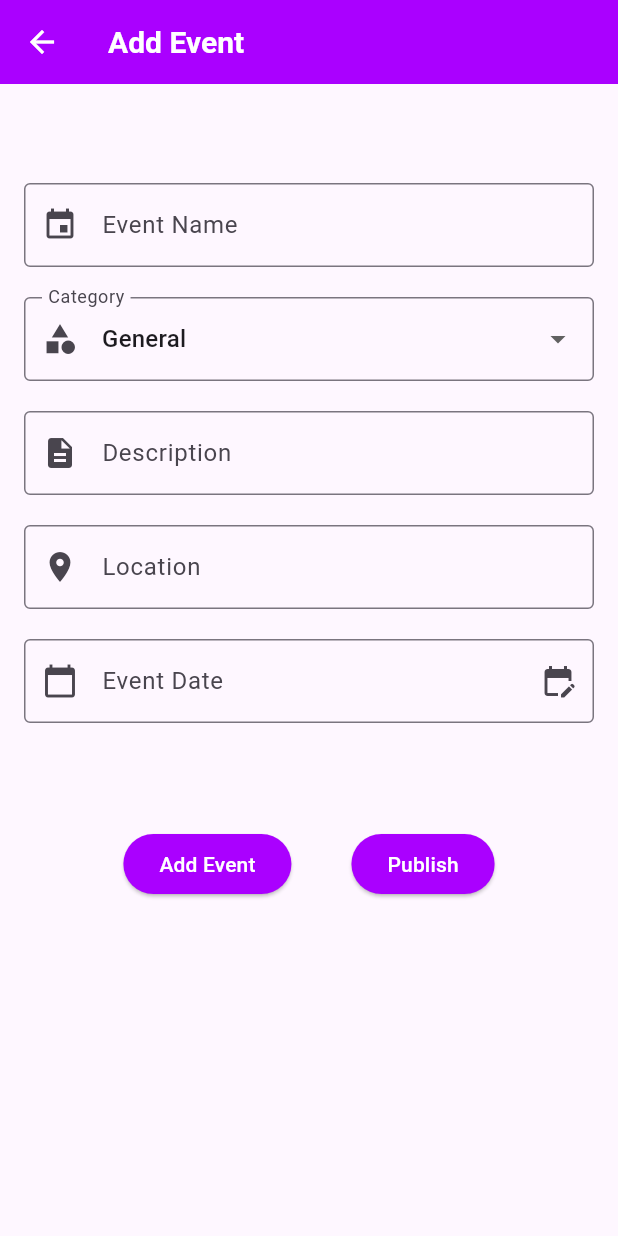
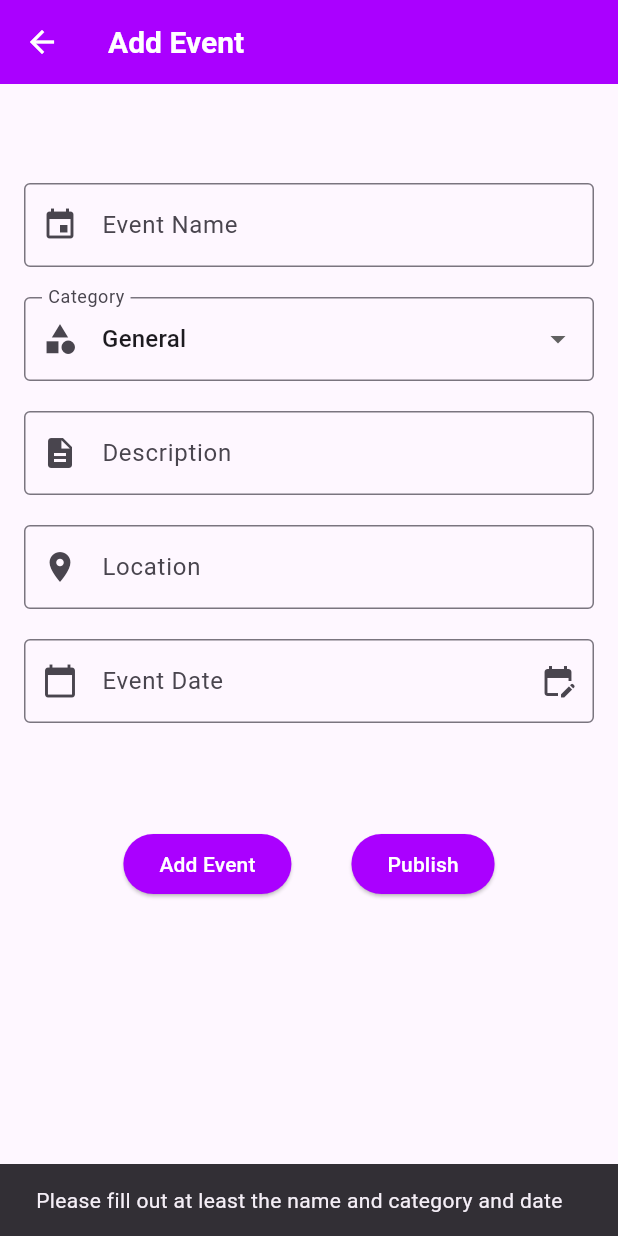
Before and after one commit to ShadyGirgis79/Hedieaty-Mobile-App, a Flutter app: the AddEventPage screen opened directly, after a tap on "Publish", on a phone screen of 412 x 824 dp. Run offline on Flutter 3.47's test engine with Material 3 defaults, Android fonts, the phone set to English and light mode, and no system bars; our stand-ins replace connectivity_plus, firebase_auth, firebase_core, firebase_database, firebase_storage, image_picker and 1 more; accounts and stored records are empty.

Commit message:
Events are stored in Local Database and Firebase and have the option to be published

```diff
--- a/lib/Controller/AddEventController.dart
+++ b/lib/Controller/AddEventController.dart
@@ -6,7 +6,7 @@ import 'package:hedieaty/Model/Event_Model.dart';
 
 class AddEventController{
 
-  late final Event eventModel;
+  final Event eventModel = Event(name: '', category: '', date: '');
   final DatabaseReference databaseRef = FirebaseDatabase.instance.ref();
   final String currentUserID = FirebaseAuth.instance.currentUser!.uid;
 
@@ -41,7 +41,10 @@ class AddEventController{
         status: status,
         location: location,
         description: description,
+        publish: 0,
       );
+
+      await addEventsFirebase();
 
       if (response > 0) {
         return null; // Successfully added
@@ -55,4 +58,81 @@ class AddEventController{
     }
   }
 
+  Future<String?> addEventPublic({
+    required String name,
+    String category = "General",
+    String description = "",
+    String location = "",
+    required String date,
+    required String status,
+  }) async {
+    if (name.isEmpty || date.isEmpty) {
+      return "Please fill out at least the name and category and date";
+    }
+    try {
+      // Create the Event object
+      Event newEvent = Event(
+        name: name,
+        category: category,
+        date: date,
+        status: status,
+        location: location,
+        description: description,
+      );
+
+      // Insert event into local database
+      int response = await newEvent.insertEvent(
+        UserId: currentUserID.hashCode,
+        name: name,
+        category: category,
+        date: date,
+        status: status,
+        location: location,
+        description: description,
+        publish: 1,
+      );
+
+      await addEventsFirebase();
+
+      if (response > 0) {
+        return null; // Successfully added
+      }
+      else {
+        return "Failed to add event to local database";
+      }
+    }
+    catch (e) {
+      return "An error occurred: $e";
+    }
+  }
+
+
+  Future<void> addEventsFirebase() async{
+
+    List<Map> events = await eventModel.getAllEvents();
+
+    for (var event in events){
+      int id = event['ID'];
+      String name = event['Name'];
+      String category = event['Category'];
+      String date = event['Date'];
+      String location = event['Location'];
+      String description = event['Description'];
+      String status = event['Status'];
+      int publish = event['Publish'];
+      int userId = event['UserID'];
+
+      DatabaseReference eventsRef = databaseRef.child('events').child(id.toString());
+      await eventsRef.set({
+        'name': name,
+        'category': category,
+        'description':description,
+        'status': status,
+        'date': date,
+        'location': location,
+        'publish': publish,
+        'UserId': userId,
+      });
+    }
+  }
 }
--- a/lib/Controller/AddFriendController.dart
+++ b/lib/Controller/AddFriendController.dart
@@ -53,11 +53,7 @@ class AddFriendController {
         'UserId': userId,
         'FriendId': friendId,
       });
-
     }
-
-
-
   }
 
 }
--- a/lib/Events/MyEvents/AddEventPage.dart
+++ b/lib/Events/MyEvents/AddEventPage.dart
@@ -1,7 +1,9 @@
 
 import 'package:flutter/material.dart';
 import 'package:hedieaty/Controller/AddEventController.dart';
+import 'package:hedieaty/Controller/EventController.dart';
 import 'package:hedieaty/Controller/Functions/ShowMessage.dart';
+import 'package:hedieaty/Controller/Internet.dart';
 
 class AddEventPage extends StatefulWidget {
 
@@ -16,8 +18,10 @@ class _AddEventPageState extends State<AddEventPage> {
   final TextEditingController locController = TextEditingController();
   final TextEditingController desController = TextEditingController();
   final TextEditingController dateController = TextEditingController();
+  final Internet internet = Internet();
   DateTime selectedDate = DateTime.now(); // To store the selected date
   final AddEventController addEventController = AddEventController();
+  final EventController eventController = EventController();
 
   String selectedCategory = "General"; // Default category
   // Dropdown menu categories
@@ -198,6 +202,48 @@ class _AddEventPageState extends State<AddEventPage> {
 
                       ElevatedButton(
                         onPressed: () async {
+                          String name = nameController.text.trim();
+                          String category = selectedCategory;
+                          String description = desController.text.trim();
+                          String location = locController.text.trim();
+                          String date = dateController.text.trim().toString();
+                          String status = "";
+
+                          if (selectedDate.day == DateTime.now().day &&
+                              selectedDate.month == DateTime.now().month &&
+                              selectedDate.year == DateTime.now().year) {
+                            status = "Current";
+                          }
+                          else if (selectedDate.isAfter(DateTime.now())) {
+                            status = "Upcoming";
+                          }
+                          else {
+                            status = "Past";
+                          }
+
+                          bool isConnected = await internet.checkInternetConnection();
+                          if (!isConnected) {
+                            internet.showLoadingIndicator(context); // Show loading until connected
+                            await internet.waitForInternetConnection(); // Wait for internet
+                            Navigator.pop(context); // Close the loading dialog
+                          }
+
+                          final result = await addEventController.addEventPublic(
+                            name: name,
+                            category: category,
+                            status: status,
+                            date: date,
+                            description: description,
+                            location: location,
+                          );
+
+
+                          if (result == null) {
+                            Navigator.pop(context , true); // Close the add event page
+                          }
+                          else {
+                            showMessage(context, result);
+                          }
 
                         },
                         child: const Text("Publish"),
--- a/lib/Model/Database/SyncFirebaseAndLocalDB.dart
+++ b/lib/Model/Database/SyncFirebaseAndLocalDB.dart
@@ -49,7 +49,7 @@ class SyncFirebaseAndLocalDB {
               '${event.value['description']}',
               '${event.value['status']}',
               ${event.value['publish'] ?? 0},
-              ${event.value['userID']}
+              ${event.value['UserId']}
             );
           ''');
         }
--- a/lib/Model/Event_Model.dart
+++ b/lib/Model/Event_Model.dart
@@ -10,6 +10,7 @@ class Event {
   String status; // "Upcoming", "Current", or "Past"
   String location;
   String description;
+  int? publish;
   List<Gift> gifts;
 
   Event({
@@ -20,6 +21,7 @@ class Event {
     this.status = "Upcoming",
     this.location = "",
     this.description = "",
+    this.publish,
     this.gifts = const [],
   });
 
@@ -33,17 +35,39 @@ class Event {
     required String status,
     String location ='',
     String description ='',
+    int publish = 0,
   }) async {
     String sql = '''
-      INSERT INTO Events ('Name', 'Category', 'Date', 'Location', 'Description', 'Status' , 'UserID')
-      VALUES ("$name", "$category", "$date", "$location", "$description", "$status" , "$UserId")
+      INSERT INTO Events ('Name', 'Category', 'Date', 'Location', 'Description', 'Status', 'Publish' , 'UserID')
+      VALUES ("$name", "$category", "$date", "$location", "$description", "$status", "$publish" , "$UserId")
     ''';
     return await db.insertData(sql);
   }
 
   Future<List<Event>> getUserEvents(int userID) async {
     String sql = '''
-    SELECT * FROM Events WHERE UserID = $userID
+    SELECT * FROM Events WHERE UserID = "$userID"
+    ''';
+    List<Map<String, dynamic>> result = await db.readData(sql);
+
+    return result.map((data) {
+      return Event(
+        id: data['ID'],
+        name: data['Name'],
+        status: data['Status'],
+        category: data['Category'],
+        date: data['Date'],
+        location: data['Location'],
+        description: data['Description'],
+        publish: data['Publish'],
+      );
+    }).toList();
+  }
+
+  Future<List<Event>> getFriendsEvents(int userID) async {
+    String sql = '''
+    SELECT * FROM Events
+    WHERE UserID = "$userID" And Publish = 1
     ''';
     List<Map<String, dynamic>> result = await db.readData(sql);
 
@@ -88,4 +112,17 @@ class Event {
       WHERE ID = '$id';
     ''');
   }
+
+  Future<void> makeEventPublic(int id) async {
+    await db.updateData('''
+      UPDATE Events
+      SET Publish = 1
+      WHERE ID = '$id';
+    ''');
+  }
+
+  Future<List<Map>> getAllEvents() async {
+    return await db.readData("SELECT * FROM Events");
+  }
+
 }
```
Also changed, not shown: lib/Controller/EventController.dart (+31 -2 lines), lib/Events/MyEvents/MyEventDetailsPage.dart (+48 -8 lines), lib/main.dart (+6 -2 lines).
